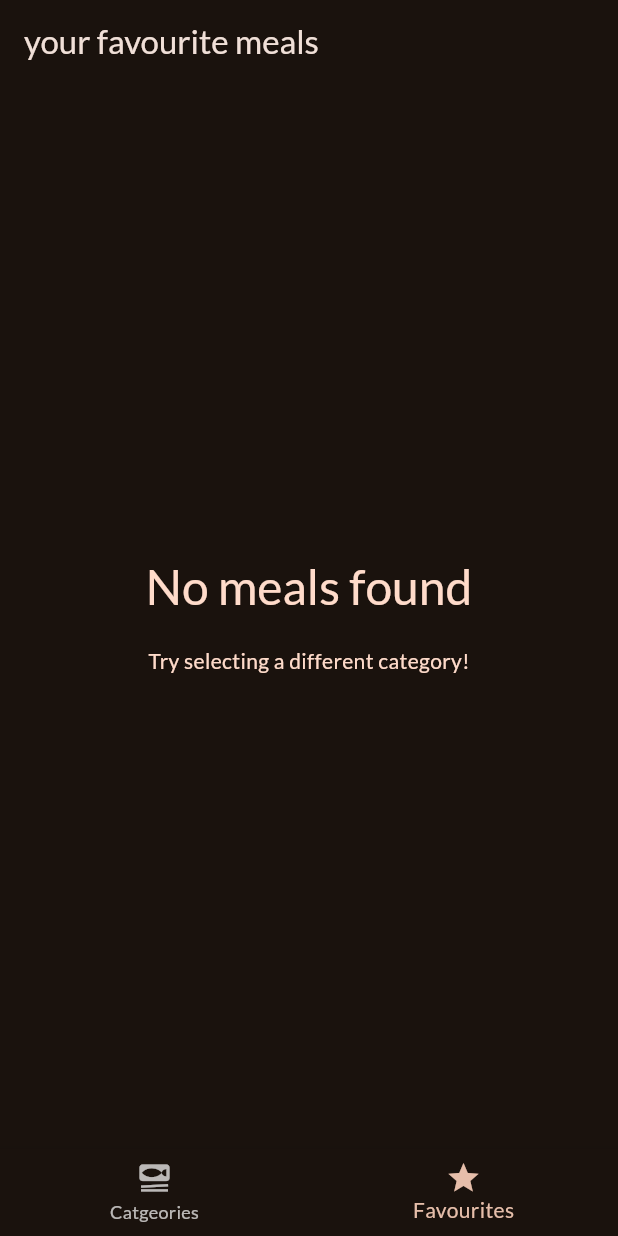
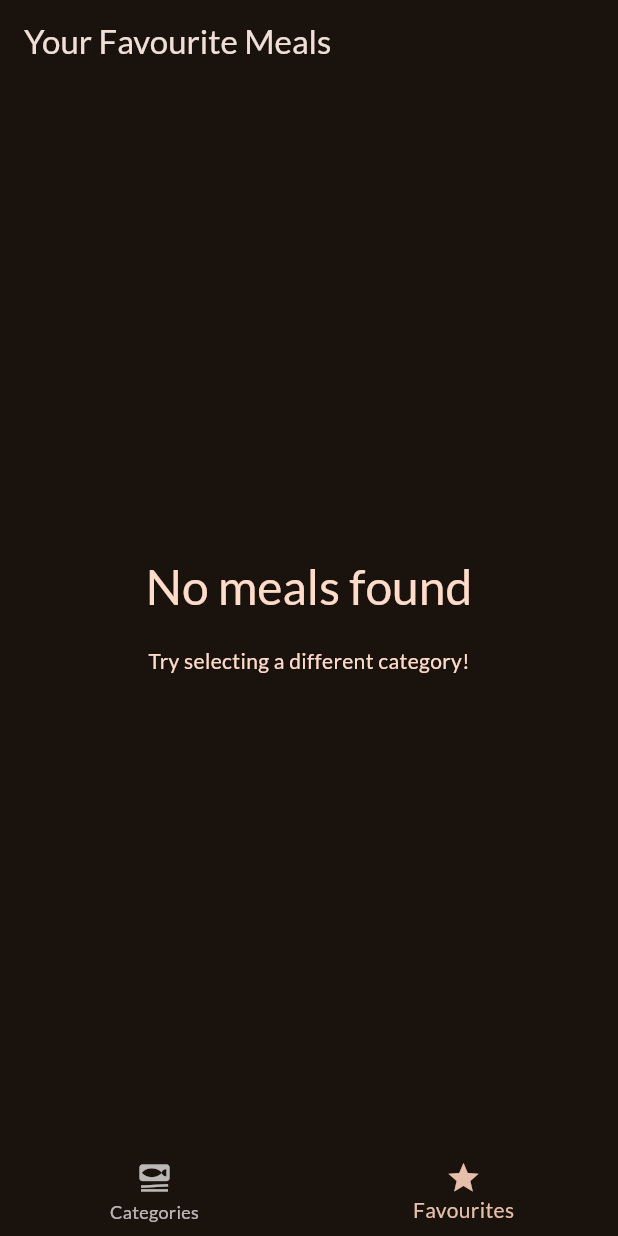
Before and after one commit to Akhi1Babu/Meals-App, a Flutter app: the screen it shows after launch, item 2 of the bottom bar chosen, on a phone screen of 412 x 824 dp. Run offline on Flutter 3.47's test engine with Material 3 defaults, Android fonts, the phone set to English and light mode, and no system bars; our stand-ins replace font_awesome_flutter, google_fonts, transparent_image.

Commit message:
feat: Integrate meal favorite functionality across screens and enhance navigation

```diff
--- a/lib/screen/meals.dart
+++ b/lib/screen/meals.dart
@@ -4,16 +4,21 @@ import 'package:meals/screen/meal_details.dart';
 import 'package:meals/widgets/meal_item.dart';
 
 class Meals extends StatelessWidget {
-  final String title;
+  final String? title;
   final List<Meal> meals;
+  final void Function(Meal meal)toggleFavourite;
+  final bool Function(Meal meal) isFavourite;
+
 
   const Meals({
     super.key,
-    required this.title,
+       this.title,
     required this.meals,
+    required this.toggleFavourite,
+    required this.isFavourite,
   });
   void SelectMeal(BuildContext context,Meal meal){
-  Navigator.push(context, MaterialPageRoute(builder: (ctx) => MealDetails(meal: meal)));
+  Navigator.push(context, MaterialPageRoute(builder: (ctx) => MealDetails(meal: meal , toggleFavourite: toggleFavourite,isFavourite: isFavourite,)));
 }
   @override
   Widget build(BuildContext context) {
@@ -43,12 +48,15 @@ class Meals extends StatelessWidget {
           ],
         ),
       );
+
     }
-
+if(title==null){
+        return content;
+      }
     // ✅ Always return Scaffold outside the if block
     return Scaffold(
       appBar: AppBar(
-        title: Text(title),
+        title: Text(title!),
       ),
       body: content,
     );
--- a/lib/screen/tabs.dart
+++ b/lib/screen/tabs.dart
@@ -1,4 +1,5 @@
 import 'package:flutter/material.dart';
+import 'package:meals/models/meal.dart';
 import 'package:meals/screen/categories.dart';
 import 'package:meals/screen/meals.dart';
 
@@ -10,35 +11,60 @@ class TabScreen extends StatefulWidget {
 }
 
 class _TabScreenState extends State<TabScreen> {
+  final List<Meal> favouriteMeals = [];
+
+  void _toggleFavourite(Meal meal) {
+    final isExisting = favouriteMeals.contains(meal);
+    setState(() {
+      if (isExisting) {
+        favouriteMeals.remove(meal);
+      } else {
+        favouriteMeals.add(meal);
+      }
+    });
+  }
+
+  bool _isFavourite(Meal meal) {
+    return favouriteMeals.contains(meal);
+  }
+
   int _selectedIndex = 0;
-  var  activepageTitle = "Categories";
 
   void _selectPageIndex(int index) {
     setState(() {
       _selectedIndex = index;
     });
   }
+
   @override
   Widget build(BuildContext context) {
+    String activePageTitle = "Categories";
+    Widget activePage = CategoriesScreen(
+      toggleFavourite: _toggleFavourite,
+      isMealFavourite: _isFavourite,
+    );
 
-    Widget activePageIndex = CategoriesScreen();
     if (_selectedIndex == 1) {
-      // Load Settings Page
-      activepageTitle = "your favourite meals";
-      activePageIndex = Meals(title: activepageTitle, meals: []);
+      activePageTitle = "Your Favourite Meals";
+      activePage = Meals(
+        meals: favouriteMeals,
+        toggleFavourite: _toggleFavourite,
+        isFavourite: _isFavourite,
+      );
+    }
 
-    }
     return Scaffold(
-    body: activePageIndex,
+      appBar: AppBar(
+        title: Text(activePageTitle),
+      ),
+      body: activePage,
       bottomNavigationBar: BottomNavigationBar(
         currentIndex: _selectedIndex,
         items: const [
-        BottomNavigationBarItem(icon: Icon(Icons.set_meal), label: 'Catgeories'),
+          BottomNavigationBarItem(icon: Icon(Icons.set_meal), label: 'Categories'),
           BottomNavigationBarItem(icon: Icon(Icons.star), label: 'Favourites'),
         ],
         onTap: _selectPageIndex,
-
-
       ),
     );
   }
```
Also changed, not shown: lib/screen/categories.dart (+11 -2 lines), lib/screen/meal_details.dart (+74 -21 lines). Lines whose indentation alone changed are shown as unchanged.
